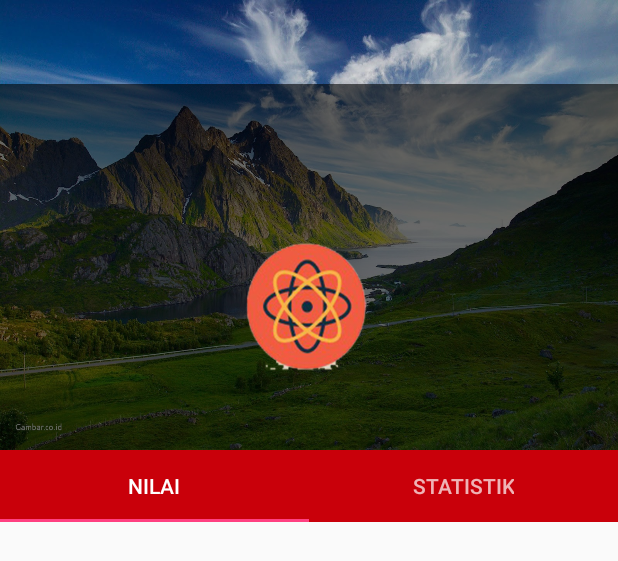
After one commit to YogaCr/CheckYourScore, an Android app: the layout activity_mapel.xml on its own in the app's theme, with its tools: preview values and no code run, on a phone screen of 412 x 824 dp. The commit adds this screen. Shown: the top 561 px of the screen. Run offline under Robolectric (Android 15) with nearby library versions, the phone set to English and light mode, and no system bars.

Commit message:
1. membuat dan mengatur layout dari tampilan nilai mata pelajaran

```diff
--- a/app/build.gradle
+++ b/app/build.gradle
@@ -21,11 +21,17 @@ android {
 dependencies {
     implementation fileTree(dir: 'libs', include: ['*.jar'])
     implementation 'com.android.support:appcompat-v7:26.1.0'
+    implementation 'com.android.support:design:26.1.0'
     implementation 'com.android.support.constraint:constraint-layout:1.0.2'
+    implementation 'com.android.support:cardview-v7:26.1.0'
+    implementation 'de.hdodenhof:circleimageview:2.1.0'
     implementation 'com.google.firebase:firebase-core:11.8.0'
     implementation 'com.google.firebase:firebase-firestore:11.8.0'
+    implementation 'com.jjoe64:graphview:4.2.1'
     testImplementation 'junit:junit:4.12'
     androidTestImplementation 'com.android.support.test:runner:1.0.1'
     androidTestImplementation 'com.android.support.test.espresso:espresso-core:3.0.1'
     apply plugin: 'com.google.gms.google-services'
+
+
 }
--- /dev/null
+++ b/app/src/main/java/id/sch/smktelkom_mlg/afinal/xirpl3163238/checkyourscore/MapelActivity.java
@@ -0,0 +1,17 @@
+package id.sch.smktelkom_mlg.afinal.xirpl3163238.checkyourscore;
+
+import android.os.Bundle;
+import android.support.annotation.Nullable;
+import android.support.v7.app.AppCompatActivity;
+
+/**
+ * Created by Ferlina Firdausi on 28/03/2018.
+ */
+
+public class MapelActivity extends AppCompatActivity {
+    @Override
+    protected void onCreate(@Nullable Bundle savedInstanceState) {
+        super.onCreate(savedInstanceState);
+        setContentView(R.layout.activity_mapel);
+    }
+}
--- /dev/null
+++ b/app/src/main/res/layout/activity_mapel.xml
@@ -0,0 +1,85 @@
+<?xml version="1.0" encoding="utf-8"?>
+<android.support.design.widget.CoordinatorLayout xmlns:android="http://schemas.android.com/apk/res/android"
+    xmlns:app="http://schemas.android.com/apk/res-auto"
+    xmlns:tools="http://schemas.android.com/tools"
+    android:id="@+id/main_content"
+    android:layout_width="match_parent"
+    android:layout_height="match_parent"
+    android:fitsSystemWindows="true"
+    android:theme="@style/AppTheme.NoActionBar"
+    tools:context="id.sch.smktelkom_mlg.afinal.xirpl3163238.checkyourscore.MapelActivity">
+
+    <android.support.design.widget.AppBarLayout
+        android:id="@+id/appbar"
+        android:layout_width="match_parent"
+        android:layout_height="wrap_content"
+        android:fitsSystemWindows="true"
+        android:theme="@style/AppTheme.AppBarOverlay">
+
+        <android.support.design.widget.CollapsingToolbarLayout
+            android:id="@+id/ctl"
+            android:layout_width="match_parent"
+            android:layout_height="300dp"
+            android:layout_weight="1"
+            android:background="@drawable/bg1"
+            android:fitsSystemWindows="true"
+            android:minHeight="30dp"
+            app:contentScrim="@color/colorPrimary"
+            app:expandedTitleGravity="center_horizontal|bottom"
+            app:layout_scrollFlags="scroll|exitUntilCollapsed">
+
+            <FrameLayout
+                android:layout_width="match_parent"
+                android:layout_height="match_parent"
+                android:background="#96000000">
+
+                <de.hdodenhof.circleimageview.CircleImageView
+                    android:id="@+id/gambarmapel"
+                    android:layout_width="100dp"
+                    android:layout_height="100dp"
+                    android:layout_gravity="center"
+                    android:src="@drawable/kimia" />
+
+            </FrameLayout>
+
+            <android.support.v7.widget.Toolbar
+                android:id="@+id/tb"
+                android:layout_width="match_parent"
+                android:layout_height="?attr/actionBarSize"
+                app:layout_scrollFlags="scroll|enterAlways" />
+        </android.support.design.widget.CollapsingToolbarLayout>
+
+        <android.support.design.widget.TabLayout
+            android:id="@+id/tabs"
+            android:layout_width="match_parent"
+            android:layout_height="wrap_content">
+
+            <android.support.design.widget.TabItem
+                android:id="@+id/tabItem"
+                android:layout_width="wrap_content"
+                android:layout_height="wrap_content"
+                android:text="Nilai" />
+
+            <android.support.design.widget.TabItem
+                android:id="@+id/tabItem2"
+                android:layout_width="wrap_content"
+                android:layout_height="wrap_content"
+                android:text="Statistik" />
+
+        </android.support.design.widget.TabLayout>
+    </android.support.design.widget.AppBarLayout>
+
+    <android.support.v4.widget.NestedScrollView
+        android:id="@+id/nested"
+        android:layout_width="match_parent"
+        android:layout_height="match_parent"
+        app:layout_behavior="@string/appbar_scrolling_view_behavior">
+
+        <android.support.v4.view.ViewPager
+            android:id="@+id/container"
+            android:layout_width="match_parent"
+            android:layout_height="match_parent"
+            android:layout_marginTop="4dp"
+            app:layout_behavior="@string/appbar_scrolling_view_behavior" />
+    </android.support.v4.widget.NestedScrollView>
+</android.support.design.widget.CoordinatorLayout>
--- a/app/src/main/res/values/colors.xml
+++ b/app/src/main/res/values/colors.xml
@@ -1,6 +1,7 @@
 <?xml version="1.0" encoding="utf-8"?>
 <resources>
-    <color name="colorPrimary">#3F51B5</color>
-    <color name="colorPrimaryDark">#303F9F</color>
+    <color name="colorPrimary">#c9000a</color>
+    <color name="colorPrimaryDark">#970005</color>
     <color name="colorAccent">#FF4081</color>
+
 </resources>
--- a/app/src/main/res/values/strings.xml
+++ b/app/src/main/res/values/strings.xml
@@ -1,3 +1,13 @@
 <resources>
-    <string name="app_name">CheckYourScore</string>
+    <string name="app_name">Check Your Score</string>
+
+    <string name="navigation_drawer_open">Open navigation drawer</string>
+    <string name="navigation_drawer_close">Close navigation drawer</string>
+
+    <string name="action_settings">Settings</string>
+    <string name="title_activity_mapel">MapelActivity</string>
+    <string name="tab_text_1">Nilai</string>
+    <string name="tab_text_2">Statistik</string>
+
+
 </resources>
--- a/app/src/main/res/values/styles.xml
+++ b/app/src/main/res/values/styles.xml
@@ -8,4 +8,13 @@
         <item name="colorAccent">@color/colorAccent</item>
     </style>
 
+    <style name="AppTheme.NoActionBar">
+        <item name="windowActionBar">false</item>
+        <item name="windowNoTitle">true</item>
+    </style>
+
+    <style name="AppTheme.AppBarOverlay" parent="ThemeOverlay.AppCompat.Dark.ActionBar" />
+
+    <style name="AppTheme.PopupOverlay" parent="ThemeOverlay.AppCompat.Light" />
+
 </resources>
```
Also changed, not shown: app/src/main/res/drawable/bg1.jpg (added), app/src/main/res/drawable/kimia.png (added).
